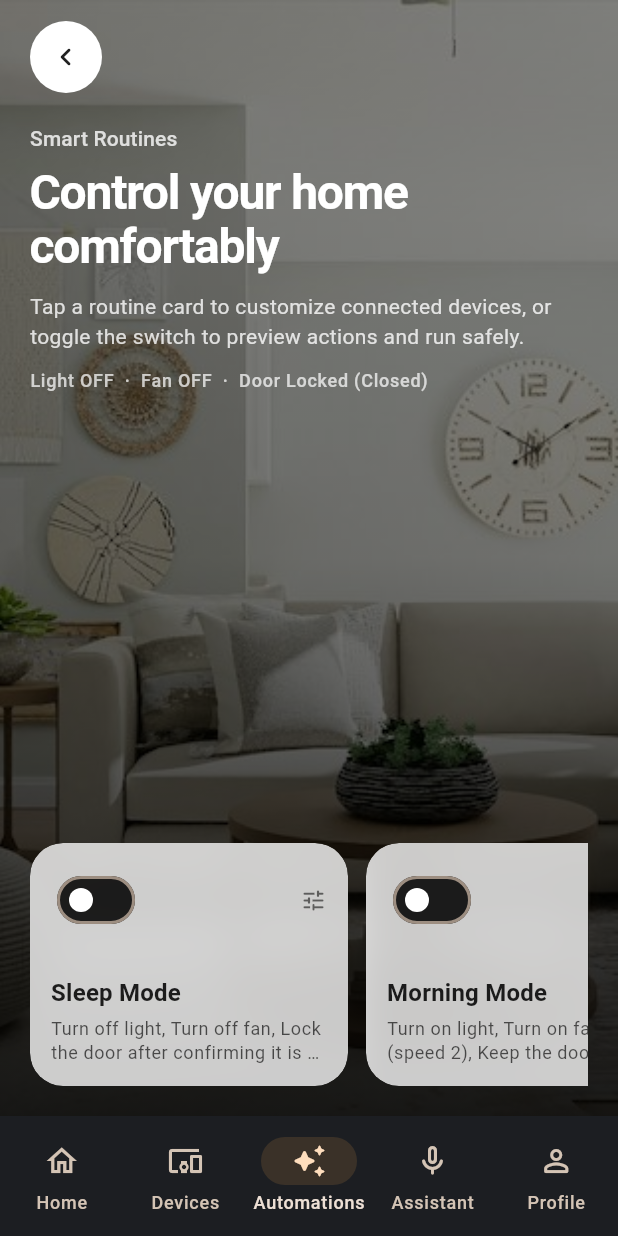
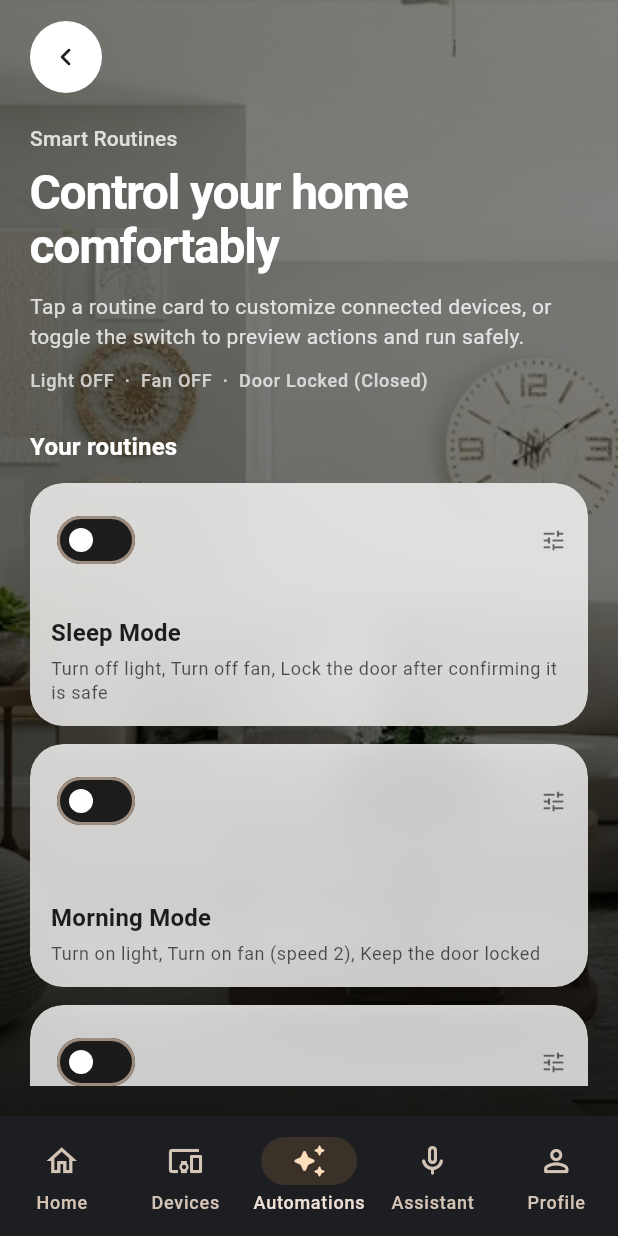
Before and after one commit to shammascb/ai-home-brain, a Flutter app: the screen it shows once a user with an empty profile is signed in, after a tap on "Let's Begin", after a tap on "View all", on a phone screen of 412 x 824 dp. Run offline on Flutter 3.47's test engine with Material 3 defaults, Android fonts, the phone set to English and light mode, and no system bars; our stand-ins replace cloud_firestore, firebase_ai, firebase_auth, firebase_core, google_sign_in, local_auth and 2 more; missing offline and left inert: firebase_app_check; accounts and stored records are empty.

Commit message:
Improve family, voice, and mobile automation flows

```diff
--- a/lib/features/automations/presentation/automations_screen.dart
+++ b/lib/features/automations/presentation/automations_screen.dart
@@ -462,6 +462,49 @@ class AutomationsScreen extends StatelessWidget {
                                         ],
                                       ),
                                     ],
+                                    if (!isWide) ...[
+                                      const SizedBox(height: 24),
+                                      Text(
+                                        'Your routines',
+                                        style: theme.textTheme.titleMedium
+                                            ?.copyWith(
+                                          color: Colors.white,
+                                          fontWeight: FontWeight.w700,
+                                        ),
+                                      ),
+                                      const SizedBox(height: 12),
+                                      for (final id in RoutineId.values) ...[
+                                        SizedBox(
+                                          width: double.infinity,
+                                          height: 162,
+                                          child: _HeroRoutineCard(
+                                            routine:
+                                                routineStore.routineFor(id),
+                                            isActive: activeModeLabel ==
+                                                routineStore
+                                                    .routineFor(id)
+                                                    .modeChipLabel,
+                                            onTapCard: () =>
+                                                _openRoutineDetail(context, id),
+                                            onToggleSwitch: () => unawaited(
+                                              _previewAndRun(
+                                                context,
+                                                routineStore.routineFor(id),
+                                              ),
+                                            ),
+                                          ),
+                                        ),
+                                        const SizedBox(height: 12),
+                                      ],
+                                      SizedBox(
+                                        height: 72,
+                                        child: _DashedAddRoutineTile(
+                                          onTap: () => unawaited(
+                                            _showQuickCustomizePicker(context),
+                                          ),
+                                        ),
+                                      ),
+                                    ],
                                   ],
                                 ),
                               ),
@@ -503,44 +546,6 @@ class AutomationsScreen extends StatelessWidget {
                                     ),
                                   ),
                                 ],
-                              )
-                            else
-                              SizedBox(
-                                height: 162,
-                                child: ListView(
-                                  scrollDirection: Axis.horizontal,
-                                  children: [
-                                    for (final id in RoutineId.values) ...[
-                                      SizedBox(
-                                        width: 212,
-                                        child: _HeroRoutineCard(
-                                          routine: routineStore.routineFor(id),
-                                          isActive: activeModeLabel ==
-                                              routineStore
-                                                  .routineFor(id)
-                                                  .modeChipLabel,
-                                          onTapCard: () =>
-                                              _openRoutineDetail(context, id),
-                                          onToggleSwitch: () => unawaited(
-                                            _previewAndRun(
-                                              context,
-                                              routineStore.routineFor(id),
-                                            ),
-                                          ),
-                                        ),
-                                      ),
-                                      const SizedBox(width: 12),
-                                    ],
-                                    SizedBox(
-                                      width: 92,
-                                      child: _DashedAddRoutineTile(
-                                        onTap: () => unawaited(
-                                          _showQuickCustomizePicker(context),
-                                        ),
-                                      ),
-                                    ),
-                                  ],
-                                ),
                               ),
                           ],
                         ),
--- a/lib/features/family/data/family_management_store.dart
+++ b/lib/features/family/data/family_management_store.dart
@@ -29,7 +29,7 @@ class FamilyManagementStore extends ChangeNotifier {
     String initialLocalEmail = 'owner@home.local',
     FamilyRole initialLocalRole = FamilyRole.owner,
     FamilyPermissions? initialLocalPermissions,
-  })  : _firestore = firestore,
+  }) : _firestore = firestore,
        _auth = auth {
     if (_firestore == null) {
       _seedLocalState(
@@ -37,7 +37,8 @@ class FamilyManagementStore extends ChangeNotifier {
         displayName: initialLocalName,
         email: initialLocalEmail,
         role: initialLocalRole,
-        permissions: initialLocalPermissions ??
+        permissions:
+            initialLocalPermissions ??
             FamilyPermissions.forRole(initialLocalRole),
       );
     } else {
@@ -108,12 +109,10 @@ class FamilyManagementStore extends ChangeNotifier {
 
   List<FamilyInvite> get outgoingInvites => List.unmodifiable(_outgoingInvites);
   List<FamilyInvite> get pendingOutgoingInvites => List.unmodifiable(
-        _outgoingInvites
-            .where((invite) => invite.status == InviteStatus.pending),
+    _outgoingInvites.where((invite) => invite.status == InviteStatus.pending),
   );
   List<FamilyInvite> get incomingInvites => List.unmodifiable(
-        _incomingInvites
-            .where((invite) => invite.status == InviteStatus.pending),
+    _incomingInvites.where((invite) => invite.status == InviteStatus.pending),
   );
   List<FamilyActivityEntry> get activities => List.unmodifiable(_activities);
 
@@ -225,8 +224,9 @@ class FamilyManagementStore extends ChangeNotifier {
         : (emailPrefix.isNotEmpty ? emailPrefix : 'Home member');
 
     _currentUid = user.uid;
-    _currentName =
-        displayName.length > 100 ? displayName.substring(0, 100) : displayName;
+    _currentName = displayName.length > 100
+        ? displayName.substring(0, 100)
+        : displayName;
     _currentEmail = email.length >= 3 ? email : 'member@home.local';
     _currentEmailVerified = user.emailVerified;
     _currentProviderIds = user.providerData.map((p) => p.providerId).toList();
@@ -272,7 +272,8 @@ class FamilyManagementStore extends ChangeNotifier {
       return _bootstrapFuture!;
     }
     _bootstrapUid = user.uid;
-    final future = _bootstrapAndSubscribe(
+    final future =
+        _bootstrapAndSubscribe(
           db,
           user,
           forceTokenRefresh: forceTokenRefresh,
@@ -343,8 +344,9 @@ class FamilyManagementStore extends ChangeNotifier {
           }
           final rawName = ((homeData['name'] as String?) ?? '').trim();
           if (rawName.isNotEmpty) {
-            _homeName =
-                rawName.length > 80 ? rawName.substring(0, 80) : rawName;
+            _homeName = rawName.length > 80
+                ? rawName.substring(0, 80)
+                : rawName;
           }
           final rawUids = homeData['memberUids'];
           if (rawUids is List) {
@@ -377,8 +379,10 @@ class FamilyManagementStore extends ChangeNotifier {
       if (error is FirebaseException) {
         _lastBootstrapErrorDetail =
             '${error.code} at $currentPath${error.message != null ? ': ${error.message}' : ''}';
-        _syncNotice =
-            'Could not sync family settings (${error.code}). Tap Retry to reconnect.';
+        _syncNotice = error.code == 'permission-denied'
+            ? 'Firestore rules blocked family sync. Publish the app rules to its '
+                  'database, then tap Retry.'
+            : 'Could not sync family settings (${error.code}). Tap Retry to reconnect.';
       } else {
         _lastBootstrapErrorDetail = error.toString();
         _syncNotice = 'Could not sync family settings. Tap Retry to reconnect.';
@@ -483,8 +487,8 @@ class FamilyManagementStore extends ChangeNotifier {
         existingHome.exists &&
         existingHomeData != null) {
       final ownerId = (existingHomeData['ownerId'] as String?) ?? user.uid;
-      final name =
-          ((existingHomeData['name'] as String?) ?? 'My Smart Home').trim();
+      final name = ((existingHomeData['name'] as String?) ?? 'My Smart Home')
+          .trim();
       _homeOwnerId = ownerId;
       _homeName = name.isEmpty
           ? 'My Smart Home'
@@ -621,7 +625,8 @@ class FamilyManagementStore extends ChangeNotifier {
         .snapshots()
         .listen(
           (snapshot) {
-        final loaded = snapshot.docs
+            final loaded =
+                snapshot.docs
                     .map((doc) => FamilyMember.fromMap(doc.data(), doc.id))
                     .toList()
                   ..sort((a, b) {
@@ -651,7 +656,8 @@ class FamilyManagementStore extends ChangeNotifier {
         .snapshots()
         .listen(
           (snapshot) {
-        final loaded = snapshot.docs
+            final loaded =
+                snapshot.docs
                     .map((doc) => FamilyInvite.fromMap(doc.data(), doc.id))
                     .where((invite) => invite.homeId == targetHomeId)
                     .toList()
@@ -702,7 +708,8 @@ class FamilyManagementStore extends ChangeNotifier {
         .snapshots()
         .listen(
           (snapshot) {
-        final loaded = snapshot.docs
+            final loaded =
+                snapshot.docs
                     .map(
                       (doc) => FamilyActivityEntry.fromMap(doc.data(), doc.id),
                     )
@@ -787,8 +794,9 @@ class FamilyManagementStore extends ChangeNotifier {
 
     final code = generateInviteCode();
     final safePermissions = permissions.copyWith(
-      canManageFamily:
-          role == FamilyRole.guest ? false : permissions.canManageFamily,
+      canManageFamily: role == FamilyRole.guest
+          ? false
+          : permissions.canManageFamily,
     );
 
     final db = _firestore;
@@ -1521,8 +1529,9 @@ class FamilyManagementStore extends ChangeNotifier {
   }) async {
     final safeTitle = actionTitle.trim();
     if (safeTitle.isEmpty) return;
-    final clippedTitle =
-        safeTitle.length > 160 ? safeTitle.substring(0, 160) : safeTitle;
+    final clippedTitle = safeTitle.length > 160
+        ? safeTitle.substring(0, 160)
+        : safeTitle;
     final trimmedDetail = detail.trim();
     final clippedDetail = trimmedDetail.length > 320
         ? trimmedDetail.substring(0, 320)
--- a/lib/features/voice_assistant/data/firebase_voice_command_interpreter.dart
+++ b/lib/features/voice_assistant/data/firebase_voice_command_interpreter.dart
@@ -65,8 +65,8 @@ the Bedroom controls with unlocking or opening the front door.
         'The speech recognizer returned an empty transcript.',
       );
     }
-    final roomCommand = resolveRoomNavigationCommand(request);
-    if (roomCommand != null) return roomCommand;
+    final localCommand = resolveLocalVoiceCommand(request);
+    if (localCommand != null) return localCommand;
 
     try {
       final response = await _model.generateContent([Content.text(request)]);
--- a/pubspec.yaml
+++ b/pubspec.yaml
@@ -15,6 +15,7 @@ dependencies:
   firebase_core: ^5.1.0
   flutter:
     sdk: flutter
+  google_sign_in: ^7.2.0
   local_auth: ^3.0.2
   speech_to_text: ^7.5.0
 
```
Also changed, not shown: lib/features/auth/data/firebase_auth_service.dart (+30 -12 lines), lib/features/family/presentation/family_dialogs.dart (+18 -19 lines), lib/features/voice_assistant/domain/voice_command.dart (+71 -7 lines), lib/features/voice_assistant/presentation/voice_assistant_screen.dart (+11 -8 lines), firebase.json, pubspec.lock, 1 other file. Lines whose indentation alone changed are shown as unchanged.
